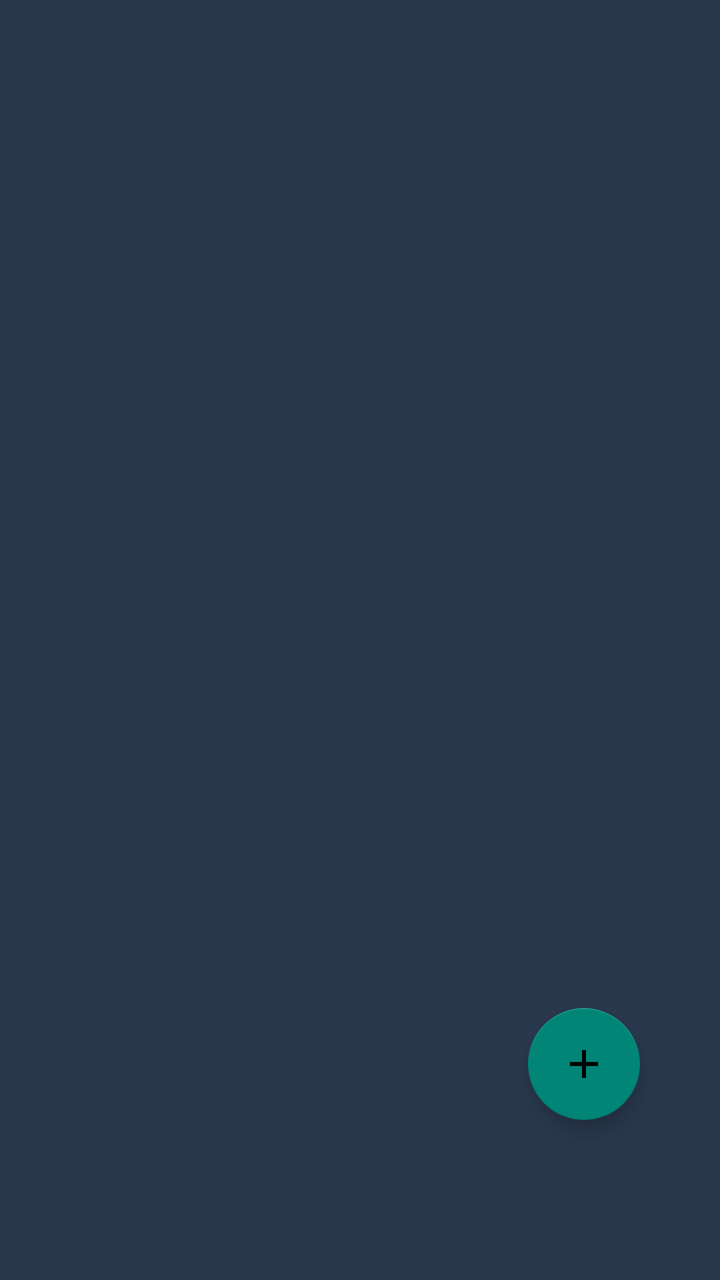
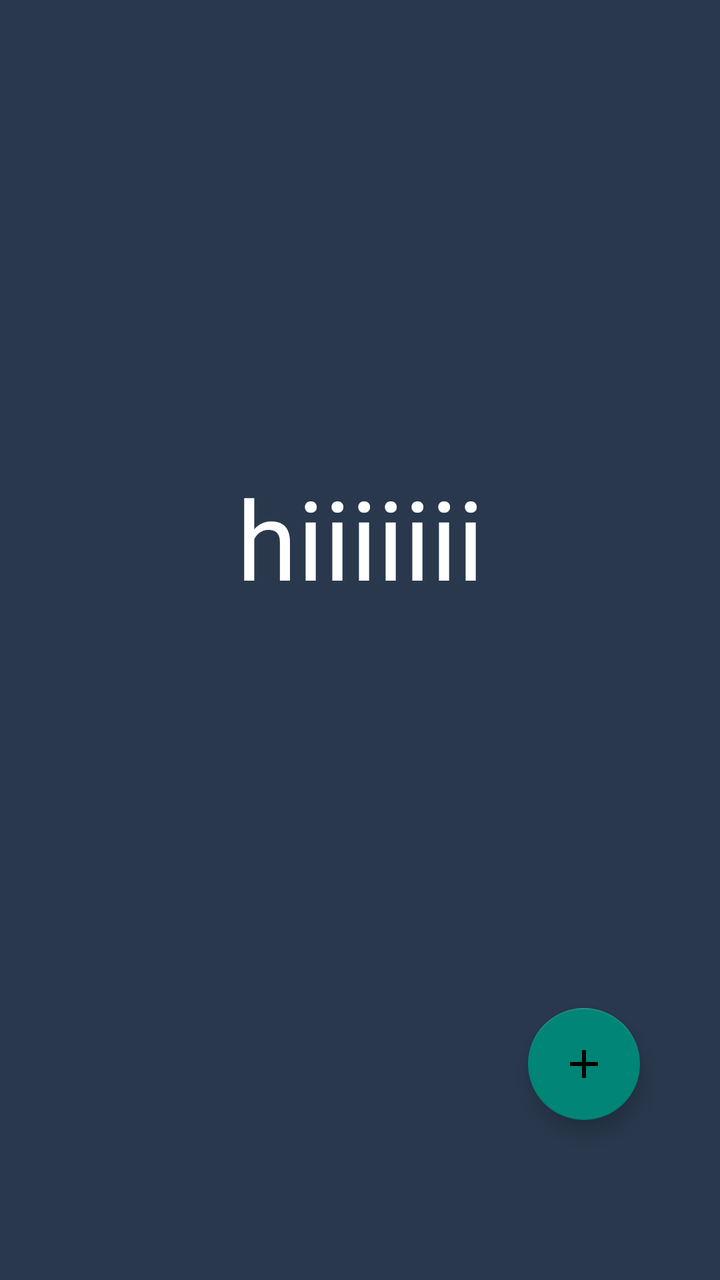

Before-and-after screenshots of an Android layout around one commit, followed by the original layout XML and the change that was made.
<!-- AndroidManifest.xml: application theme Theme.RouteProjects -->
<!-- res/layout/activity_main.xml -->
<?xml version="1.0" encoding="utf-8"?>
<androidx.constraintlayout.widget.ConstraintLayout xmlns:android="http://schemas.android.com/apk/res/android"
    xmlns:app="http://schemas.android.com/apk/res-auto"
    xmlns:tools="http://schemas.android.com/tools"
    android:id="@+id/main"
    android:layout_width="match_parent"
    android:layout_height="match_parent"
    android:background="#29384D"
    tools:context=".MainActivity">

    <androidx.recyclerview.widget.RecyclerView
        android:id="@+id/recyclerView"
        android:layout_width="match_parent"
        android:layout_height="match_parent"

        app:layout_constraintBottom_toBottomOf="parent"
        app:layout_constraintEnd_toEndOf="parent"
        app:layout_constraintStart_toStartOf="parent"
        app:layout_constraintTop_toTopOf="parent" />

    <com.google.android.material.floatingactionbutton.FloatingActionButton
        android:id="@+id/floatingActionButton"
        android:layout_width="wrap_content"
        android:layout_height="wrap_content"
        android:layout_marginEnd="40dp"
        android:layout_marginBottom="80dp"
        android:clickable="true"
        app:layout_constraintBottom_toBottomOf="parent"
        app:layout_constraintEnd_toEndOf="parent"
        app:srcCompat="@drawable/baseline_add_24" />
</androidx.constraintlayout.widget.ConstraintLayout>
<!-- resources referenced by this layout -->
<resources>
  <!-- drawable baseline_add_24 (drawable) -->
  <vector xmlns:android="http://schemas.android.com/apk/res/android" android:height="24dp" android:tint="#000000" android:viewportHeight="24" android:viewportWidth="24" android:width="24dp">
        
      <path android:fillColor="@android:color/white" android:pathData="M19,13h-6v6h-2v-6H5v-2h6V5h2v6h6v2z"/>
      
  </vector>
  <style name="Theme.RouteProjects" parent="Base.Theme.RouteProjects" />
  <style name="Base.Theme.RouteProjects" parent="Theme.AppCompat.DayNight.NoActionBar">
          
          
      </style>
</resources>

<!-- the commit's change to res/layout/activity_main.xml (unified diff, before → after) -->
@@ -8,12 +8,25 @@
     android:background="#29384D"
     tools:context=".MainActivity">
 
-    <androidx.recyclerview.widget.RecyclerView
-        android:id="@+id/recyclerView"
-        android:layout_width="match_parent"
-        android:layout_height="match_parent"
 
-        app:layout_constraintBottom_toBottomOf="parent"
+
+
+
+
+
+
+
+
+
+
+    <TextView
+        android:id="@+id/textViewhhh"
+        android:layout_width="wrap_content"
+        android:layout_height="wrap_content"
+        android:layout_marginTop="232dp"
+        android:text="hiiiiiii"
+        android:textColor="@color/white"
+        android:textSize="55dp"
         app:layout_constraintEnd_toEndOf="parent"
         app:layout_constraintStart_toStartOf="parent"
         app:layout_constraintTop_toTopOf="parent" />
<!-- resource entries referenced after the edit -->
@@ -1,5 +1,6 @@
 <!-- resources referenced by this layout -->
 <resources>
+  <color name="white">#FFFFFFFF</color>
   <!-- drawable baseline_add_24 (drawable) -->
   <vector xmlns:android="http://schemas.android.com/apk/res/android" android:height="24dp" android:tint="#000000" android:viewportHeight="24" android:viewportWidth="24" android:width="24dp">
         
